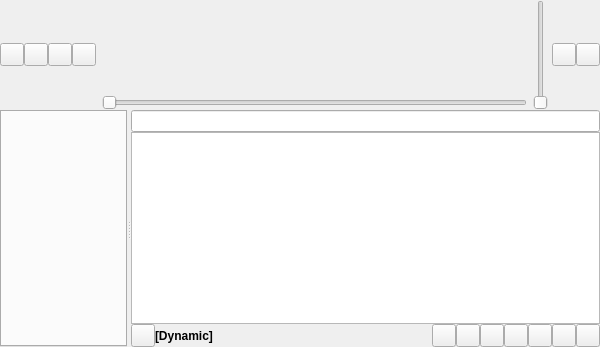
This is gui/mainwindow.ui in CDrummond/cantata as Qt 5 draws it before an edit. The edited form follows.
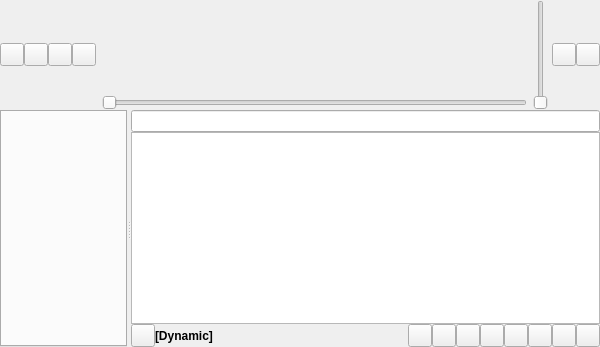
This is the edited form. Custom widgets are drawn as their Qt base class.

Commit message: Use a toolbutton to indicate scrobbling status

Patch:
```diff
--- a/gui/mainwindow.ui
+++ b/gui/mainwindow.ui
@@ -277,7 +277,7 @@
            </spacer>
           </item>
           <item>
-           <widget class="ScrobblingStatusLabel" name="lastFmStatusLabel"/>
+           <widget class="ScrobblingStatus" name="scrobblingStatus"/>
           </item>
           <item>
            <widget class="ToolButton" name="repeatButton">
@@ -424,9 +424,9 @@
    <header>widgets/volumeslider.h</header>
   </customwidget>
   <customwidget>
-   <class>ScrobblingStatusLabel</class>
-   <extends>QLabel</extends>
-   <header>scrobbling/scrobblingstatuslabel.h</header>
+   <class>ScrobblingStatus</class>
+   <extends>QToolButton</extends>
+   <header>scrobbling/scrobblingstatus.h</header>
   </customwidget>
  </customwidgets>
  <resources/>
```
The commit also changes 6 other files.
